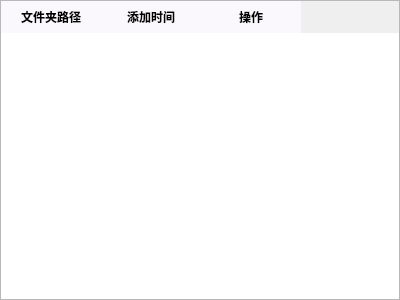
Above: wallpaper/pyside6_GUI/sub_ui/wallpaper/ui/table.ui from YUN-LJ/FrameFlow before the change. Below: the same form after it.
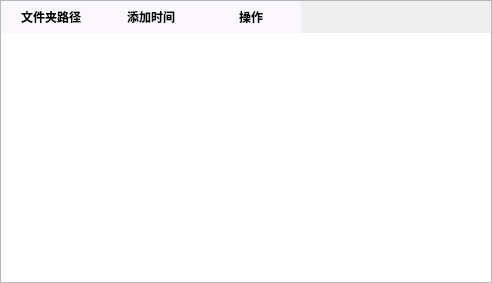
That is the form after the change. Custom widgets are drawn as their Qt base class.

Patch:
```diff
--- a/wallpaper/pyside6_GUI/sub_ui/wallpaper/ui/table.ui
+++ b/wallpaper/pyside6_GUI/sub_ui/wallpaper/ui/table.ui
@@ -6,8 +6,8 @@
    <rect>
     <x>0</x>
     <y>0</y>
-    <width>400</width>
-    <height>300</height>
+    <width>492</width>
+    <height>283</height>
    </rect>
   </property>
   <property name="windowTitle">
```
